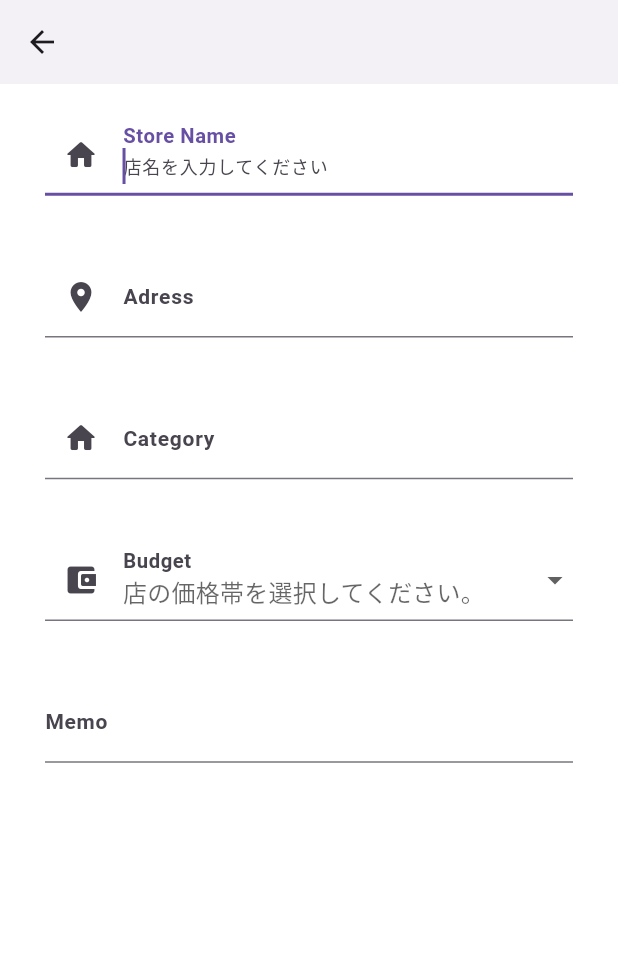
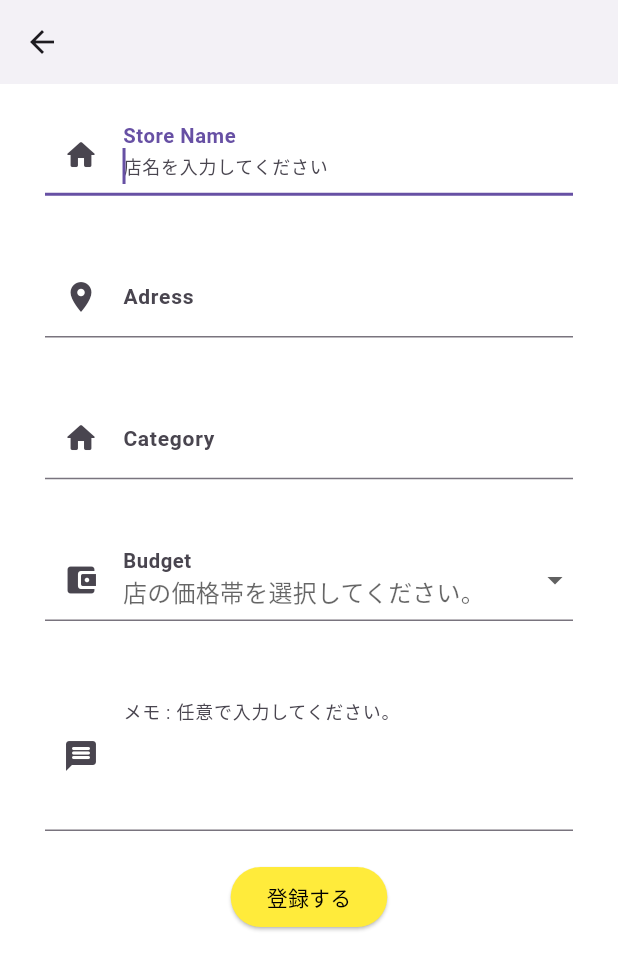
Before and after one commit to nisemonosan/----, a Flutter app: the AddPage screen opened directly, on a phone screen of 412 x 824 dp. Shown: the top 970 px of the screen. Run offline on Flutter 3.47's test engine with Material 3 defaults, Android fonts, the phone set to English and light mode, and no system bars; our stand-ins replace geolocator; Roboto replaces fonts that are missing (LINESeed).

Commit message:
addページの機能完成、restapi、apiの修正

```diff
--- a/frontend/lib/add.dart
+++ b/frontend/lib/add.dart
@@ -1,10 +1,14 @@
-import 'package:flutter/cupertino.dart';
 import 'package:flutter/material.dart';
 import 'package:flutter/widgets.dart';
+import 'dart:convert';
+import 'package:http/http.dart' as http;
+import 'package:namer_app/main.dart';
 
+var apiUrl= 'http://127.0.0.1:5000';
 
 class AddPage extends StatelessWidget {
-  String? name,adress,category,budget,memo;
+
+  String? name,address,category,budget,memo;
   String? isSelectedValue;
 
   @override
@@ -70,7 +74,7 @@ class AddPage extends StatelessWidget {
                     )
                   ),
                   onChanged: (text) {
-                    adress = text;
+                    address = text;
                   },
                 )
               ),
@@ -156,12 +160,15 @@ class AddPage extends StatelessWidget {
               ),
               Container(
                 width: double.infinity,
+                height: 140,
                 padding: EdgeInsets.symmetric(horizontal: 30,vertical: 20),
                 child:TextFormField(
+                  keyboardType: TextInputType.multiline,
+                  maxLines: null,
+                  expands: true,
                   decoration: InputDecoration(
-
+                    prefixIcon: Icon(Icons.message_rounded),
                     fillColor: Colors.grey[50],
-                    labelText: 'Memo',
                     floatingLabelStyle: TextStyle(
                       fontSize: 18,
                       fontWeight: FontWeight.bold,
@@ -170,7 +177,7 @@ class AddPage extends StatelessWidget {
                       fontSize: 14,
                       fontWeight: FontWeight.bold,
                     ),
-                    hintText: '任意で入力してください。',
+                    hintText: 'メモ : 任意で入力してください。',
                     hintStyle: TextStyle(
                       fontSize: 12
                     )
@@ -180,6 +187,17 @@ class AddPage extends StatelessWidget {
                   },
                 )
               ),
+              Container(
+                child:ElevatedButton(
+                  onPressed: () {
+                    addStoresInfo(context, name, address, category, budget, memo);
+                  },
+                  child: Text('登録する',style: TextStyle(color: Colors.black,)),
+                  style: ElevatedButton.styleFrom(
+                    backgroundColor: Colors.yellow,
+                    foregroundColor: Colors.black),
+                ),)
+
             ]
 
           )
@@ -188,4 +206,25 @@ class AddPage extends StatelessWidget {
       )
     );
   }
+
+  Future addStoresInfo(context,name,address,category,budget,memo) async {
+    final response = await http.post(Uri.parse('$apiUrl/store'),
+    headers: {'Content-type':'application/json; charset=UTF-8',},
+    body: jsonEncode({
+      'name':name,
+      'address':address,
+      'category':category,
+      'budget':budget,
+      'memo':memo,
+    }),
+    );
+
+    if (response.statusCode == 201) {
+      Navigator.push(
+        context,
+        MaterialPageRoute(builder: (context) => Home()),
+      );
+    }
+
+  }
 }
```
Also changed, not shown: 3 other files.
